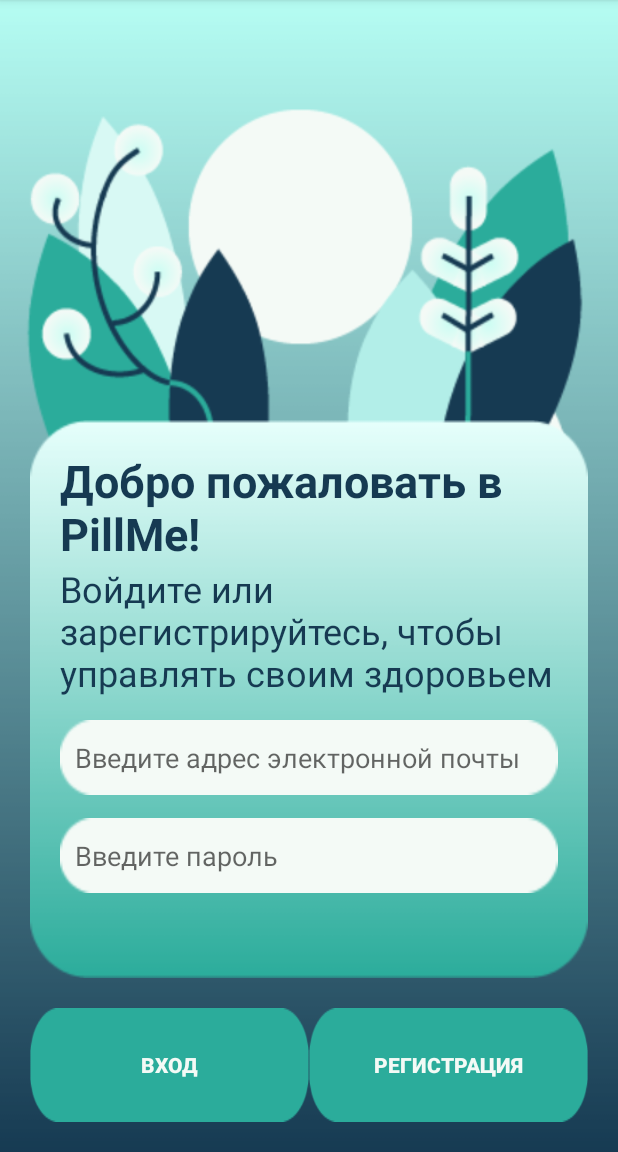
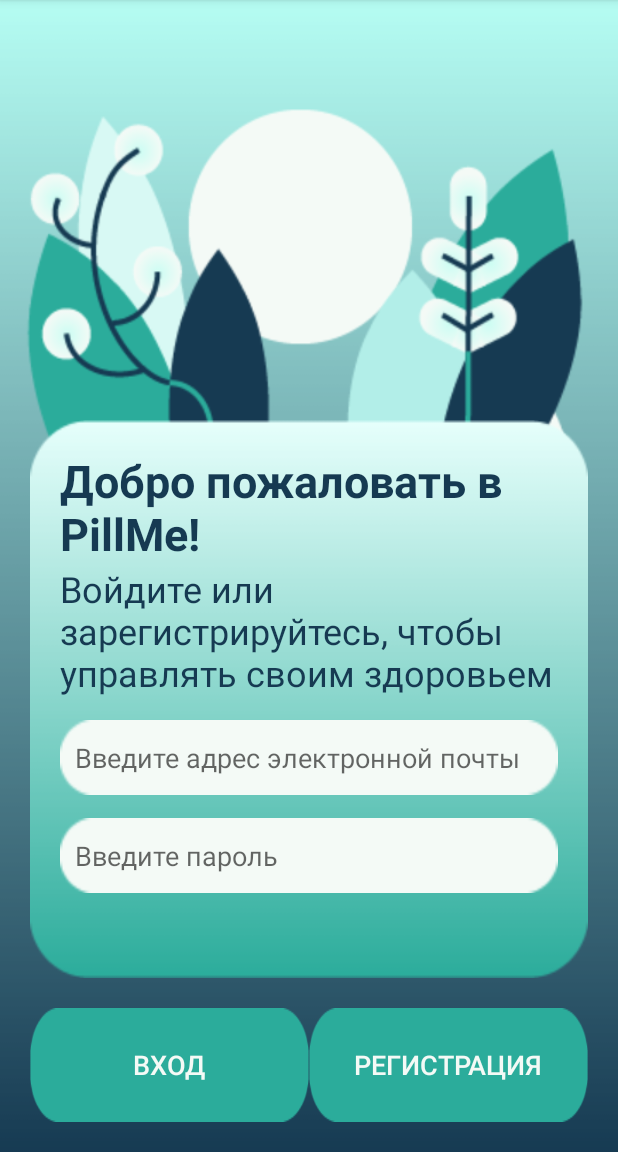
Before and after one commit to KaterrinaSilv/PillMeApplication, an Android app: the screen it shows after launch (StartActivity), on a phone screen of 412 x 824 dp, the part 84-1236 px from its top. Run offline under Robolectric (Android 15) with nearby library versions, the phone set to English and light mode, and no system bars; our stand-ins replace Firebase (no records; nobody signed in at launch, a user with empty details on screens opened directly).

Commit message:
XML edits

```diff
--- a/app/src/main/res/layout/activity_intro.xml
+++ b/app/src/main/res/layout/activity_intro.xml
@@ -86,7 +86,7 @@
             android:layout_width="wrap_content"
             android:layout_weight="1"
             android:text="Продолжить"
-            android:textSize="24sp"
+            android:textSize="18sp"
             android:textColor="@color/white1"
             android:background="@drawable/btnauth"
             />
--- a/app/src/main/res/layout/activity_main.xml
+++ b/app/src/main/res/layout/activity_main.xml
@@ -4,7 +4,7 @@
     xmlns:tools="http://schemas.android.com/tools"
     android:layout_width="match_parent"
     android:layout_height="match_parent"
-    android:background="@drawable/backMain"
+    android:background="@drawable/backmain"
     tools:context=".MainActivity">
 
     <TextView
--- a/app/src/main/res/layout/activity_start.xml
+++ b/app/src/main/res/layout/activity_start.xml
@@ -98,7 +98,7 @@
             android:layout_width="wrap_content"
             android:layout_weight="1"
             android:text="Вход"
-            android:textStyle="bold"
+            android:textSize="18sp"
             android:textColor="@color/white1"
             android:background="@drawable/btnauth"
             />
@@ -108,7 +108,7 @@
             android:layout_height="wrap_content"
             android:layout_width="wrap_content"
             android:layout_weight="1"
-            android:textStyle="bold"
+            android:textSize="18sp"
             android:text="Регистрация"
             android:textColor="@color/white1"
             android:background="@drawable/btnauth"
--- a/app/src/main/res/layout/activity_welcome.xml
+++ b/app/src/main/res/layout/activity_welcome.xml
@@ -27,7 +27,7 @@
             android:id="@+id/tvWelcome"
             android:layout_width="match_parent"
             android:layout_height="wrap_content"
-            android:text="Милаш, рады видеть тебя в нашем приложении ^^"
+            android:text=""
             android:textColor="@color/blue2"
             android:textSize="30sp"
             android:textStyle="bold"
@@ -64,7 +64,7 @@
             android:layout_height="wrap_content"
             android:layout_width="wrap_content"
             android:layout_weight="1"
-            android:textSize="24sp"
+            android:textSize="18sp"
             android:text="Продолжить"
             android:textColor="@color/white1"
             android:background="@drawable/btnauth"
```
Also changed, not shown: app/src/main/res/drawable/backMainCalendar.png (deleted), app/src/main/res/drawable/backmain.png (renamed from app/src/main/res/drawable/backMain.png), app/src/main/res/drawable/backmaincalendar.png (renamed from app/src/main/res/drawable/backMain (2).png), app/src/main/res/drawable/layoutmain.png (renamed from app/src/main/res/drawable/layoutMain.png).
